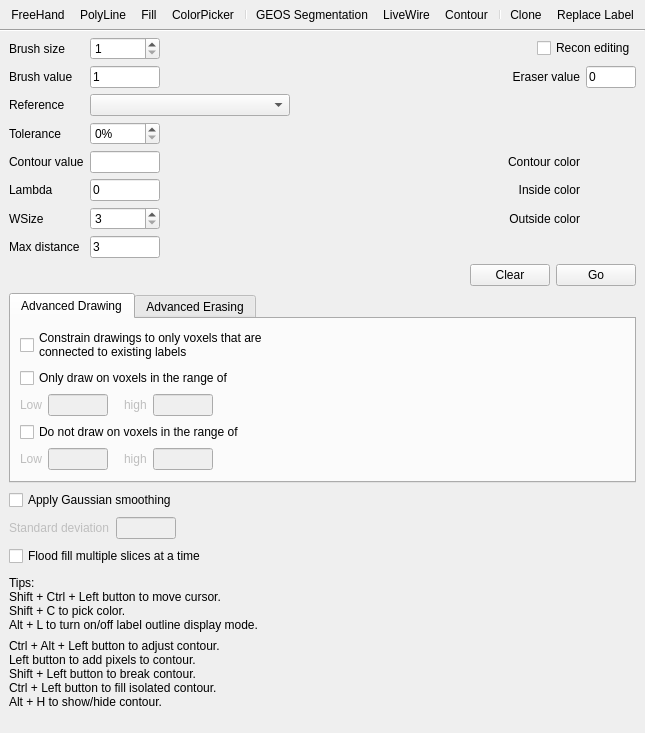
The window that freeview/ToolWindowEdit.ui (freesurfer/freesurfer) describes before a commit, drawn with Qt 5.
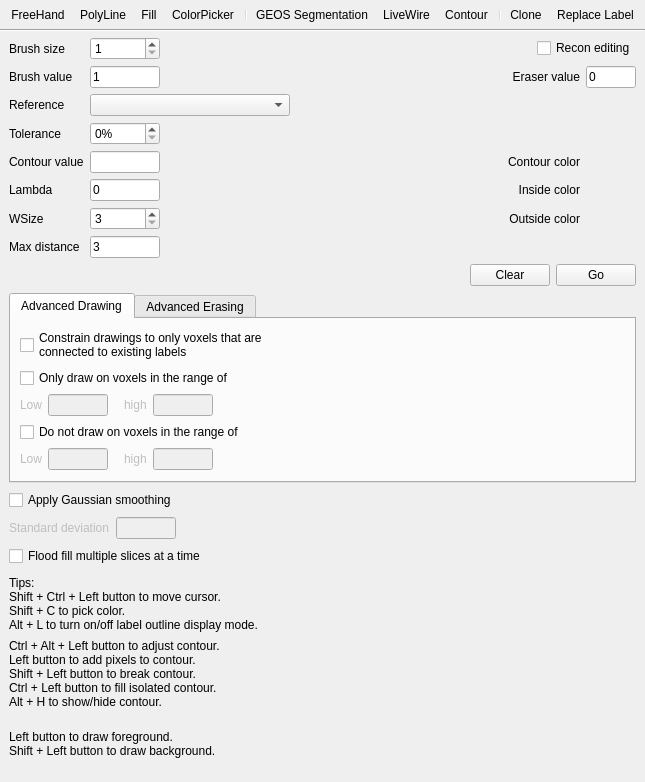
The same window after the commit. Icons and pictures are not drawn. Custom widgets are drawn as their Qt base class.

Commit message: Show warning when current label value is not in color table. Sync label value and brush value display on voxel edit GUI. Searching label is case-insensive.

```diff
--- a/freeview/ToolWindowEdit.ui
+++ b/freeview/ToolWindowEdit.ui
@@ -7,7 +7,7 @@
     <x>0</x>
     <y>0</y>
     <width>348</width>
-    <height>820</height>
+    <height>886</height>
    </rect>
   </property>
   <property name="sizePolicy">
@@ -912,6 +912,15 @@
        </property>
       </widget>
      </item>
+     <item>
+      <widget class="QLabel" name="labelTipsGeoS">
+       <property name="text">
+        <string>Left button to draw foreground.
+Shift + Left button to draw background.
+</string>
+       </property>
+      </widget>
+     </item>
      <item>
       <spacer name="verticalSpacer">
        <property name="orientation">
```
The commit also changes 6 other files.
